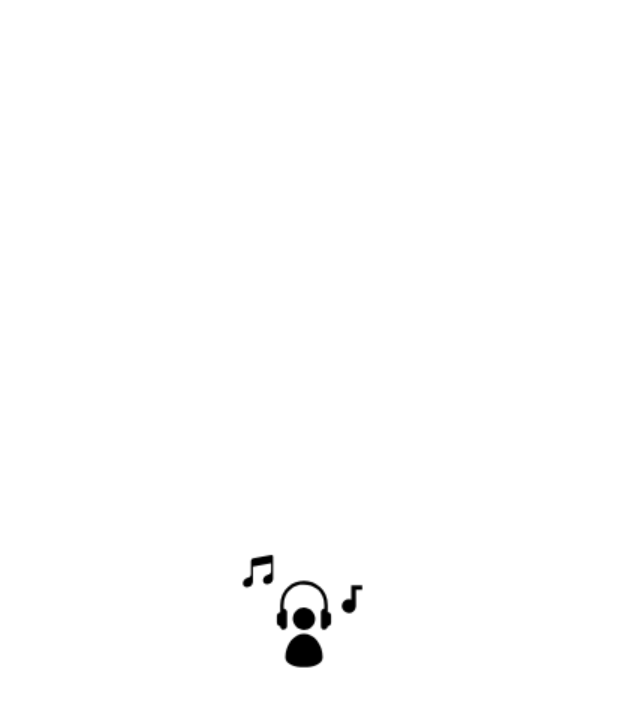
After one commit to soomin0328/Graduation_Project, an Android app: the SplashActivity screen opened directly, with no data from a screen before it, on a phone screen of 412 x 824 dp. The commit adds this screen. Shown: the top 707 px of the screen. Run offline under Robolectric (Android 15) with nearby library versions, the phone set to English and light mode, and no system bars; 1 statement that could not run was skipped.

Commit message:
Add Splash

```diff
--- /dev/null
+++ b/app/src/main/java/com/neurosky/algo_sdk_sample/SplashActivity.java
@@ -0,0 +1,23 @@
+package com.neurosky.algo_sdk_sample;
+
+import android.content.Intent;
+import android.os.Bundle;
+import android.os.Handler;
+import android.support.v7.app.AppCompatActivity;
+
+public class SplashActivity extends AppCompatActivity{
+    private static int SPLASH_TIME_OUT=1000;
+    @Override
+    protected void onCreate(Bundle savedInstanceState){
+        super.onCreate(savedInstanceState);
+        new Handler().postDelayed(new Runnable() {
+            @Override
+            public void run() {
+                Intent intent=new Intent(SplashActivity.this,MainActivity.class);
+                startActivity(intent);
+                finish();
+            }
+        },SPLASH_TIME_OUT);
+
+    }
+}
--- /dev/null
+++ b/app/src/main/res/drawable/background_splash.xml
@@ -0,0 +1,9 @@
+<?xml version="1.0" encoding="utf-8"?>
+<layer-list xmlns:android="http://schemas.android.com/apk/res/android">
+    <item android:drawable="@color/colorSplash" />
+    <item>
+        <bitmap
+            android:gravity="center"
+            android:src="@drawable/splash1" />
+    </item>
+</layer-list>
--- a/app/src/main/res/values/styles.xml
+++ b/app/src/main/res/values/styles.xml
@@ -3,6 +3,10 @@
     <!-- Base application theme. -->
     <style name="AppTheme" parent="Theme.AppCompat.Light.DarkActionBar">
         <!-- Customize your theme here. -->
+
     </style>
 
+    <style name="SplashTheme" parent="Theme.AppCompat.NoActionBar">
+        <item name="android:windowBackground">@drawable/background_splash</item>
+    </style>
 </resources>
```
Also changed, not shown: app/src/main/AndroidManifest.xml (+21 -11 lines), app/src/main/res/values/colors.xml (added, +10 -0 lines), app/src/main/res/drawable/splash1.PNG (added), app/src/main/res/drawable/start.PNG (added).
